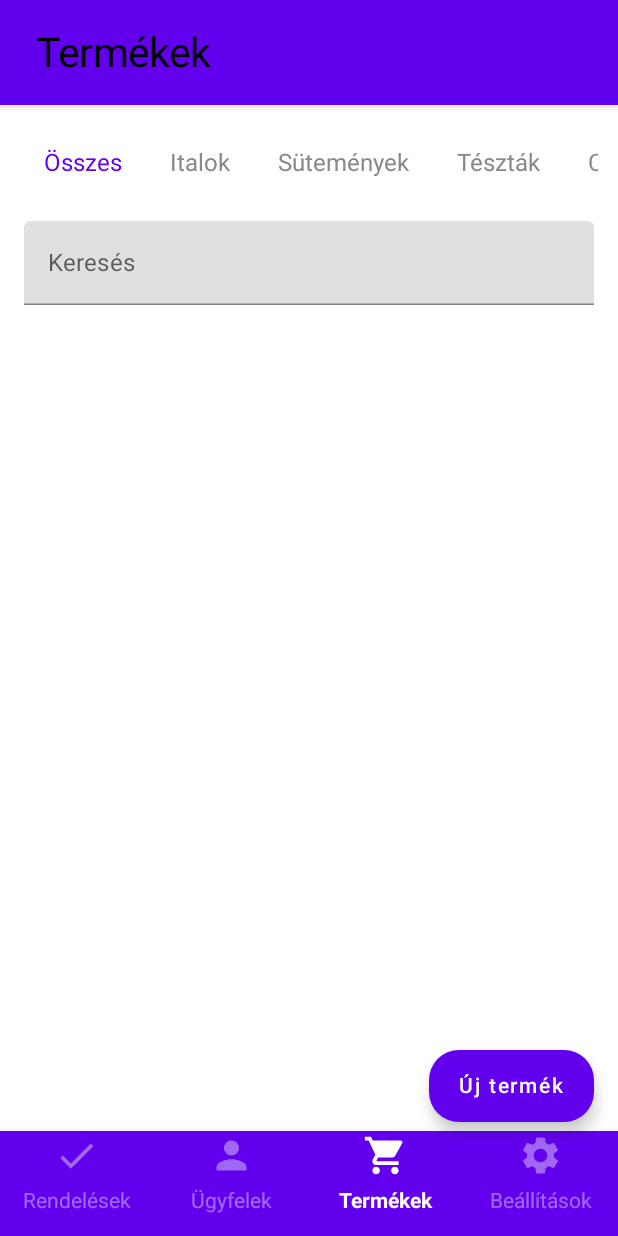
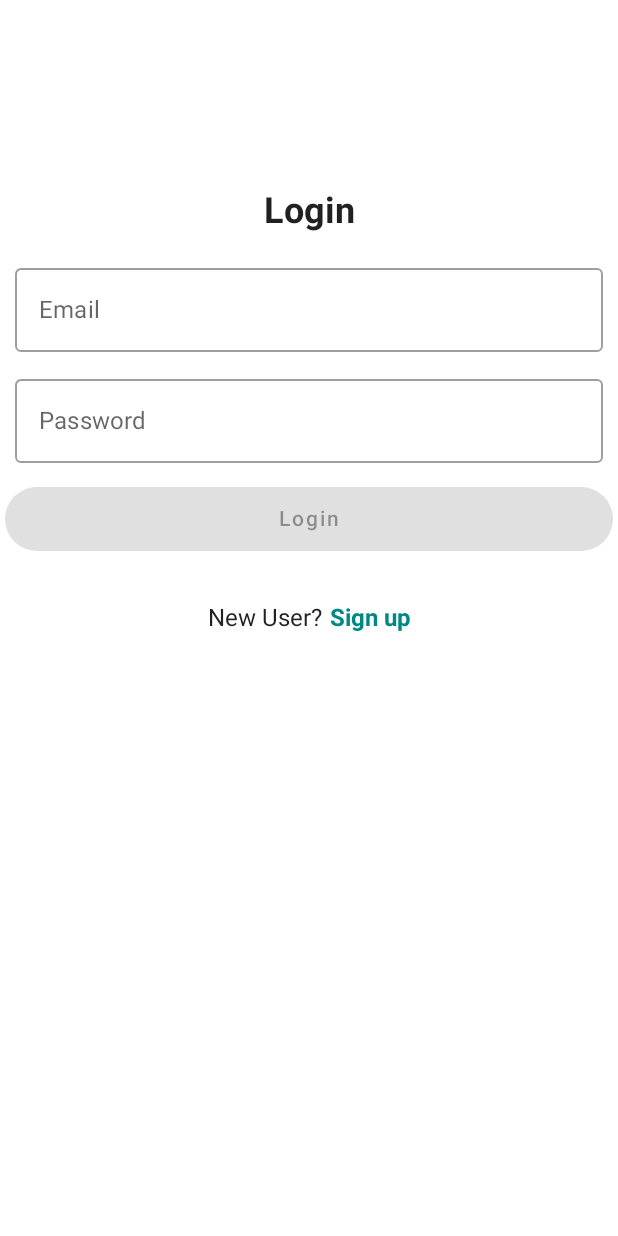
Before and after one commit to gergo01566/order-app, an Android app built with Jetpack Compose: the screen it shows after launch (MainActivity), on a phone screen of 412 x 824 dp. Run offline under Robolectric (Android 15) with nearby library versions, the phone set to English and light mode, and no system bars; our stand-ins replace Dagger/Hilt's generated code, Firebase (no records; nobody signed in at launch, a user with empty details on screens opened directly), Room's generated code.

Commit message:
Added Firebase authentication

```diff
--- a/app/src/main/java/com/example/onlab/MainActivity.kt
+++ b/app/src/main/java/com/example/onlab/MainActivity.kt
@@ -2,37 +2,49 @@
 
 package com.example.onlab
 
+import android.os.Build
 import android.os.Bundle
+import android.util.Log
 import androidx.activity.ComponentActivity
 import androidx.activity.compose.setContent
+import androidx.annotation.RequiresApi
 import androidx.compose.foundation.layout.*
 import androidx.compose.material.*
 import androidx.compose.runtime.*
 import androidx.compose.ui.Modifier
 import androidx.compose.ui.tooling.preview.Preview
+import androidx.navigation.NavController
 import com.example.onlab.navigation.AppNavigation
+import com.example.onlab.screen.login.LoginScreen
 import com.example.onlab.ui.theme.OnlabTheme
+import com.google.firebase.firestore.FirebaseFirestore
 import dagger.hilt.android.AndroidEntryPoint
 
 @OptIn(ExperimentalMaterialApi::class)
 @AndroidEntryPoint
 class MainActivity : ComponentActivity() {
+    @RequiresApi(Build.VERSION_CODES.O)
     override fun onCreate(savedInstanceState: Bundle?) {
         super.onCreate(savedInstanceState)
         setContent {
             OnlabTheme {
+
+
                 // A surface container using the 'background' color from the theme
                 Surface(
                     modifier = Modifier.fillMaxSize(),
                     color = MaterialTheme.colors.background
                 ) {
+
                     AppNavigation()
+                    //LoginScreen(navController = NavController(this.applicationContext))
                 }
             }
         }
     }
 }
 
+@RequiresApi(Build.VERSION_CODES.O)
 @Preview(showBackground = true)
 @Composable
 fun DefaultPreview() {
--- a/app/src/main/java/com/example/onlab/components/CommonComponents.kt
+++ b/app/src/main/java/com/example/onlab/components/CommonComponents.kt
@@ -110,6 +110,7 @@ fun BottomNavBar(
                         "Ügyfelek" -> navController.navigate("CustomerScreen")
                         "Termékek" -> navController.navigate("${ProductScreens.ListScreen.name}/false")
                         "Rendelések" -> navController.navigate("OrdersScreen")
+                        "Beállítások" -> navController.navigate("ProfileScreen")
                         else -> Log.d("TAG", "BottomNavBar: Clicked")
                     }
                 },
--- a/app/src/main/java/com/example/onlab/navigation/AppNavigation.kt
+++ b/app/src/main/java/com/example/onlab/navigation/AppNavigation.kt
@@ -20,14 +20,17 @@ import com.example.onlab.screen.customer.CustomerDetailsScreen
 import com.example.onlab.screen.customer.CustomerScreen
 import com.example.onlab.viewModels.CustomerViewModel
 import com.example.onlab.screen.customer.NewCustomerScreen
+import com.example.onlab.screen.login.LoginScreen
 import com.example.onlab.screen.order.NewOrderScreen
 import com.example.onlab.screen.order.OrdersScreen
 import com.example.onlab.screen.product.NewProductScreen
 import com.example.onlab.screen.product.ProductDetailsScreen
+import com.example.onlab.screen.profile.ProfileScreen
 import com.example.onlab.viewModels.OrderItemViewModel
 import com.example.onlab.viewModels.OrderViewModel
 import com.example.onlab.viewModels.ProductViewModel
 import com.google.accompanist.permissions.ExperimentalPermissionsApi
+import com.google.firebase.auth.FirebaseAuth
 import java.util.*
 
 @RequiresApi(Build.VERSION_CODES.O)
@@ -40,12 +43,12 @@ fun AppNavigation(){
     val customerViewModel = viewModel<CustomerViewModel>()
     val orderItemViewModel = viewModel<OrderItemViewModel>()
     val orderViewModel = viewModel<OrderViewModel>()
-    NavHost(navController = navController, startDestination = ProductScreens.ListScreen.name){
+    NavHost(navController = navController, startDestination = "LoginScreen"){
         composable(ProductScreens.ListScreen.name){
             ProductListScreen(navController = navController,list = false, productViewModel = productViewModel, customerViewModel = customerViewModel, orderItemViewModel = orderItemViewModel)
         }
 
-        composable(ProductScreens.NewProductScreen.name)
+        composable(route = ProductScreens.NewProductScreen.name)
         {
             NewProductScreen(navController = navController, productViewModel = productViewModel)
         }
@@ -61,7 +64,7 @@ fun AppNavigation(){
             NewCustomerScreen(navController = navController, customerViewModel = customerViewModel)
         }
         composable("OrdersScreen"){
-            OrdersScreen(navController = navController,orderViewModel= orderViewModel, customerViewModel = customerViewModel)
+            OrdersScreen(navController = navController,orderViewModel= orderViewModel, customerViewModel = customerViewModel, orderItemViewModel = orderItemViewModel)
         }
         composable("CustomerDetailsScreen" + "/{customer}",
             arguments = listOf(navArgument(name = "customer"){
@@ -107,5 +110,15 @@ fun AppNavigation(){
             val list = backStackEntry.arguments?.getBoolean("list") ?: false
             ProductListScreen(navController = navController, list = list, productViewModel = productViewModel, customerViewModel = customerViewModel, orderItemViewModel = orderItemViewModel)
         }
+        composable("LoginScreen"){
+            if(!FirebaseAuth.getInstance().currentUser?.email.isNullOrEmpty()){
+                navController.navigate("OrdersScreen")
+            } else {
+                LoginScreen(navController = navController)
+            }
+        }
+        composable("ProfileScreen"){
+            ProfileScreen(navController = navController)
+        }
     }
 }
--- /dev/null
+++ b/app/src/main/java/com/example/onlab/screen/login/Login.kt
@@ -0,0 +1,250 @@
+package com.example.onlab.screen.login
+
+import android.util.Log
+import androidx.compose.foundation.background
+import androidx.compose.foundation.clickable
+import androidx.compose.foundation.layout.*
+import androidx.compose.foundation.rememberScrollState
+import androidx.compose.foundation.shape.CircleShape
+import androidx.compose.foundation.text.KeyboardActions
+import androidx.compose.foundation.text.KeyboardOptions
+import androidx.compose.foundation.verticalScroll
+import androidx.compose.material.*
+import androidx.compose.material.icons.Icons
+import androidx.compose.material.icons.filled.Close
+import androidx.compose.runtime.*
+import androidx.compose.runtime.saveable.rememberSaveable
+import androidx.compose.ui.Alignment
+import androidx.compose.ui.ExperimentalComposeUiApi
+import androidx.compose.ui.Modifier
+import androidx.compose.ui.focus.FocusRequester
+import androidx.compose.ui.focus.focusRequester
+import androidx.compose.ui.platform.LocalSoftwareKeyboardController
+import androidx.compose.ui.res.stringResource
+import androidx.compose.ui.text.TextStyle
+import androidx.compose.ui.text.font.FontWeight
+import androidx.compose.ui.text.input.ImeAction
+import androidx.compose.ui.text.input.KeyboardType
+import androidx.compose.ui.text.input.PasswordVisualTransformation
+import androidx.compose.ui.text.input.VisualTransformation
+import androidx.compose.ui.tooling.preview.Preview
+import androidx.compose.ui.unit.dp
+import androidx.compose.ui.unit.sp
+import androidx.lifecycle.viewmodel.compose.viewModel
+import androidx.navigation.NavController
+import com.example.onlab.R
+import com.example.onlab.navigation.ProductScreens
+import com.example.onlab.viewModels.LoginScreenViewModel
+import com.google.firebase.auth.FirebaseAuth
+import com.google.firebase.firestore.FirebaseFirestore
+
+@Composable
+fun LoginScreen(navController: NavController, loginScreenViewModel: LoginScreenViewModel = viewModel()){
+    val showLoginFrom = rememberSaveable{ mutableStateOf(true) }
+
+    Surface(modifier = Modifier.fillMaxSize()) {
+        Column(
+            horizontalAlignment = Alignment.CenterHorizontally,
+            verticalArrangement = Arrangement.Top
+        ) {
+            if (showLoginFrom.value) UserForm(false, false){ email, pwd ->
+                loginScreenViewModel.signInWithEmailAndPassword(email = email, password = pwd){
+                    navController.navigate(route = "OrdersScreen")
+                }
+            }
+            else {
+                UserForm(false, true){ email, pwd ->
+                    loginScreenViewModel.createUserWithEmailAndPassword(email = email, password = pwd){
+                        navController.navigate(route = "OrdersScreen")
+                    }
+                }
+            }
+        }
+        Spacer(modifier = Modifier.height(15.dp))
+        Row(
+            modifier = Modifier.padding(15.dp),
+            horizontalArrangement = Arrangement.Center,
+            verticalAlignment = Alignment.CenterVertically
+        ) {
+            val text = if (showLoginFrom.value) "Sign up" else "Login"
+            Text(text = "New User?")
+            Text(text, modifier = Modifier
+                .clickable {
+                    showLoginFrom.value = !showLoginFrom.value
+                }
+                .padding(start = 5.dp), fontWeight = FontWeight.Bold, color = MaterialTheme.colors.secondaryVariant)
+        }
+    }
+}
+
+@OptIn(ExperimentalComposeUiApi::class)
+@Preview
+@Composable
+fun UserForm(
+    loading: Boolean = false,
+    isCreateAccount: Boolean = false,
+    onDone: (String, String) -> Unit = { email, pwd -> }
+) {
+    val email = rememberSaveable { mutableStateOf("") }
+    val password = rememberSaveable { mutableStateOf("") }
+    val passwordVisibility = rememberSaveable { mutableStateOf(false) }
+    val passwordFocusRequest = FocusRequester.Default
+    val keyboardController = LocalSoftwareKeyboardController.current
+    val valid = validateInputs(email.value, password.value)
+
+    val modifier = Modifier
+        .height(500.dp)
+        .background(MaterialTheme.colors.background)
+        .verticalScroll(rememberScrollState())
+
+    Column(
+        modifier = modifier,
+        verticalArrangement = Arrangement.Center,
+        horizontalAlignment = Alignment.CenterHorizontally
+    ) {
+        Text(
+            text = if (!isCreateAccount) "Login" else "Create Account",
+            fontSize = 24.sp,
+            fontWeight = FontWeight.Bold,
+            modifier = Modifier.padding(bottom = 16.dp)
+        )
+        if (isCreateAccount) {
+            Text(text = stringResource(id = R.string.help_text), modifier = Modifier.padding(14.dp))
+        }
+        EmailInput(
+            emailState = email,
+            enabled = !loading,
+            onAction = KeyboardActions {
+            passwordFocusRequest.requestFocus()
+        })
+        PasswordInput(
+            modifier = Modifier.focusRequester(passwordFocusRequest),
+            passwordState = password,
+            labelID = "Password",
+            enabled = !loading,
+            passwordVisibility = passwordVisibility,
+            onAction = KeyboardActions {
+                if(!valid) return@KeyboardActions
+                onDone(email.value.trim(), password.value.trim())
+            }
+        )
+        SubmitButton(
+            textId = if (isCreateAccount) "Create Account" else "Login",
+            loading = loading,
+            validInputs = valid
+        ){
+            onDone(email.value.trim(), password.value.trim())
+            keyboardController?.hide()
+        }
+    }
+}
+
+@Composable
+fun SubmitButton(
+    textId: String,
+    loading: Boolean,
+    validInputs: Boolean,
+    onClick: () -> Unit
+) {
+    Button(
+        onClick = onClick,
+        modifier = Modifier
+            .padding(3.dp)
+            .fillMaxWidth(),
+        enabled = !loading && validInputs,
+        shape = CircleShape
+    ) {
+        if (loading) CircularProgressIndicator(modifier = Modifier.size(25.dp))
+        else (Text (text = textId, modifier = Modifier.padding(5.dp)))
+    }
+}
+
+@Composable
+fun PasswordInput(
+    modifier: Modifier,
+    passwordState: MutableState<String>,
+    labelID: String,
+    enabled: Boolean,
+    passwordVisibility: MutableState<Boolean>,
+    imeAction: ImeAction = ImeAction.Done,
+    onAction: KeyboardActions,) {
+    val visualTransformation = if (passwordVisibility.value) VisualTransformation.None else PasswordVisualTransformation()
+    OutlinedTextField(
+        value = passwordState.value,
+        onValueChange = {
+        passwordState.value = it
+    },
+        label = { Text(text = labelID)},
+        singleLine = true,
+        textStyle = TextStyle(fontSize = 18.sp, color = MaterialTheme.colors.onBackground),
+        modifier = modifier
+            .padding(bottom = 10.dp, start = 10.dp, end = 10.dp)
+            .fillMaxWidth(),
+        enabled = enabled,
+        keyboardOptions = KeyboardOptions(
+            keyboardType = KeyboardType.Password,
+            imeAction = imeAction),
+    visualTransformation = visualTransformation,
+    trailingIcon = {PasswordVisibility(passwordVisibility = passwordVisibility)},
+    keyboardActions = onAction)
+
+}
+
+@Composable
+fun PasswordVisibility(passwordVisibility: MutableState<Boolean>) {
+    val visible = passwordVisibility.value
+    IconButton(onClick = {passwordVisibility.value = !visible}){
+        Icons.Default.Close
+    }
+}
+
+@Composable
+fun EmailInput(
+    modifier: Modifier = Modifier,
+    emailState: MutableState<String>,
+    labelId: String = "Email",
+    enabled: Boolean = true,
+    imeAction: ImeAction = ImeAction.Next,
+    onAction: KeyboardActions = KeyboardActions.Default)
+{
+    InputField(
+        modifier = modifier,
+        valueState = emailState,
+        labelId = labelId,
+        enabled = enabled,
+        keyboardType = KeyboardType.Email,
+        imeAction = imeAction,
+        onAction = onAction
+    )
+
+}
+
+@Composable
+fun InputField(
+    modifier: Modifier = Modifier,
+    valueState: MutableState<String>,
+    labelId: String,
+    enabled: Boolean,
+    isSingleLine:Boolean = true,
+    keyboardType: KeyboardType = KeyboardType.Text,
+    imeAction: ImeAction = ImeAction.Next,
+    onAction: KeyboardActions = KeyboardActions.Default
+){
+    OutlinedTextField(
+        value = valueState.value,
+        onValueChange = { valueState.value = it},
+        label = { Text(text = labelId)},
+        singleLine = isSingleLine,
+        textStyle = TextStyle(fontSize = 18.sp, color = MaterialTheme.colors.onBackground),
+        modifier = modifier
+            .padding(bottom = 10.dp, start = 10.dp, end = 10.dp)
+            .fillMaxWidth(),
+        enabled = enabled,
+        keyboardOptions = KeyboardOptions(keyboardType = keyboardType, imeAction =imeAction),
+        keyboardActions = onAction
+    )
+}
+
+fun validateInputs(email: String, password: String): Boolean {
+    return email.isNotEmpty() && password.isNotEmpty()
+}
--- a/app/src/main/java/com/example/onlab/screen/order/NewOrderScreen.kt
+++ b/app/src/main/java/com/example/onlab/screen/order/NewOrderScreen.kt
@@ -231,7 +231,9 @@ fun NewOrderScreen(
                                 containerColor = MaterialTheme.colors.secondary
                             ),
                             onClick = {
-                                      orderViewModel.addOrder(Order(id = UUID.fromString(orderID), date = LocalDate.now(), customerID = UUID.fromString(customerID), status = 0))
+                                orderViewModel.addOrder(Order(id = UUID.fromString(orderID), date = LocalDate.now(), customerID = UUID.fromString(customerID), status = 0))
+                                navController.navigate("OrdersScreen")
+                                Toast.makeText(contextForToast, "Rendelés hozzáadva", Toast.LENGTH_SHORT).show()
                             },
                             contentPadding = androidx.compose.material3.ButtonDefaults.ButtonWithIconContentPadding
                         ) {
--- a/app/src/main/java/com/example/onlab/screen/product/ProductDetailsScreen.kt
+++ b/app/src/main/java/com/example/onlab/screen/product/ProductDetailsScreen.kt
@@ -180,7 +180,7 @@ fun ProductDetailsScreen(navController: NavController, productID: String? = null
                     value = pricePerKarton,
                     onValueChange = { newValue ->
                         pricePerKarton = newValue
-                        product = product!!.copy(pricePerPiece = pricePerKarton.toIntOrNull() ?: 0)
+                        product = product!!.copy(pricePerKarton = pricePerKarton.toIntOrNull() ?: 0)
                     },
                     label = { Text(text = "Termék ára/karton") },
                     keyboardOptions = KeyboardOptions.Default.copy(keyboardType = KeyboardType.Number),
--- a/app/src/main/res/values/strings.xml
+++ b/app/src/main/res/values/strings.xml
@@ -1,4 +1,5 @@
 <resources>
     <string name="app_name">Onlab</string>
     <string name="product_screen_name">Termékek</string>
+    <string name="help_text"> Please enter a valid email and password that is at least 6 character</string>
 </resources>
```
Also changed, not shown: app/build.gradle (+10 -0 lines), app/src/main/java/com/example/onlab/model/MUser.kt (added, +16 -0 lines), app/src/main/java/com/example/onlab/screen/login/LoadingState.kt (added, +19 -0 lines), app/src/main/java/com/example/onlab/screen/order/OrdersScreen.kt (+7 -1 lines), app/src/main/java/com/example/onlab/screen/profile/ProfileScreen.kt (added, +226 -0 lines), app/src/main/java/com/example/onlab/viewModels/LoginScreenViewModel.kt (added, +69 -0 lines), build.gradle (+9 -0 lines), 1 other file.
